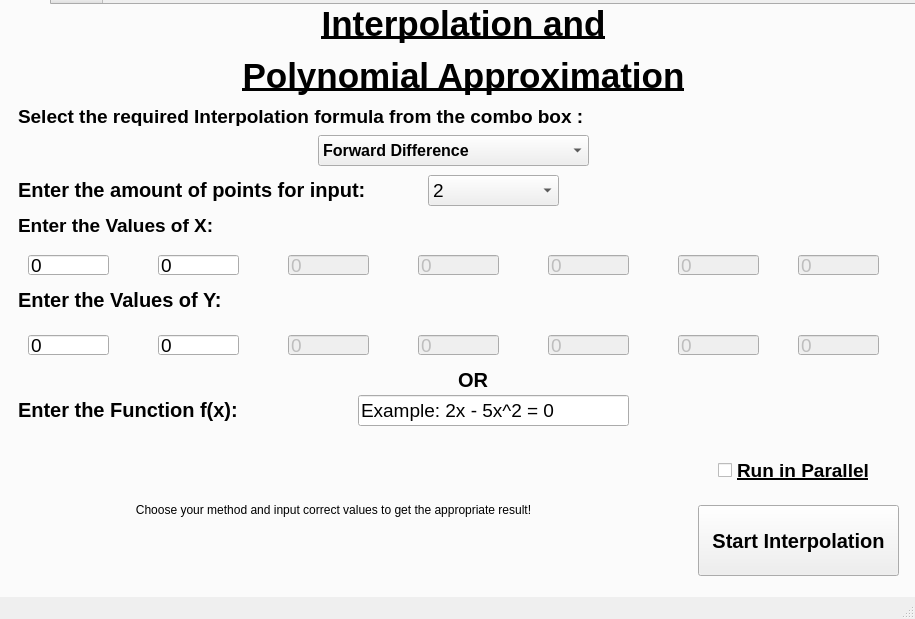
First picture: the form in mainwindow.ui, repository M-AliTanveer/Zephyr-2.0-Parallelized, before the edit.
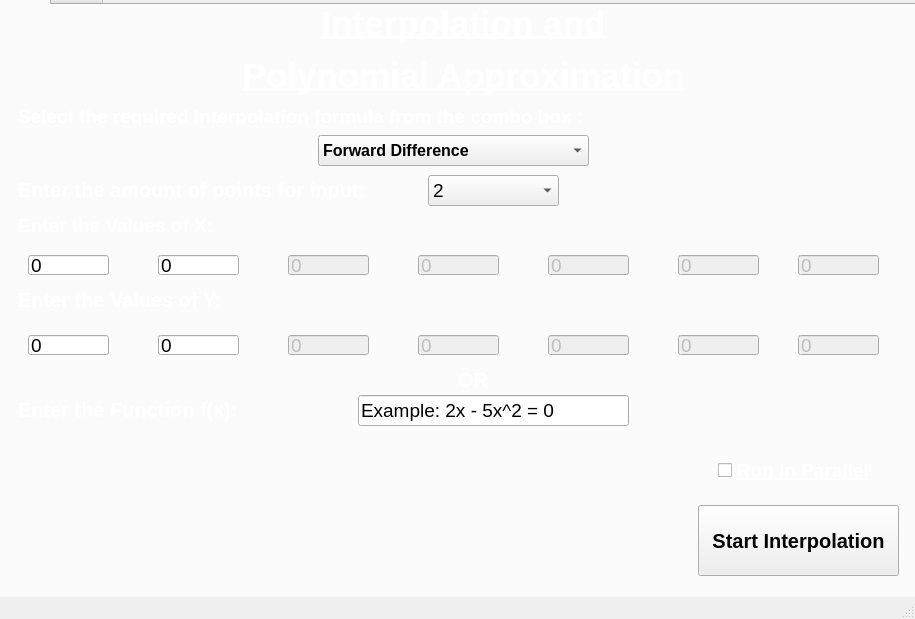
Second picture: the form after the edit. Icons and pictures are not drawn.

```diff
--- a/mainwindow.ui
+++ b/mainwindow.ui
@@ -13,6 +13,14 @@
   <property name="windowTitle">
    <string>MainWindow</string>
   </property>
+  <property name="styleSheet">
+   <string notr="true">QWidget#Input_Page,#Output_Page{
+border-image:url(:/Imgs/proc.jpg) 0 0 0 0 stretch stretch;
+}
+QLabel,QCheckBox{
+color: white;
+}</string>
+  </property>
   <widget class="QWidget" name="centralwidget">
    <widget class="QTabWidget" name="tabWidget">
     <property name="geometry">
@@ -539,7 +547,13 @@
        </rect>
       </property>
       <property name="text">
-       <string>&lt;html&gt;&lt;head/&gt;&lt;body&gt;&lt;p align=&quot;center&quot;&gt;Choose your method and input correct values to get the appropriate result!&lt;/p&gt;&lt;/body&gt;&lt;/html&gt;</string>
+       <string/>
+      </property>
+      <property name="pixmap">
+       <pixmap resource="Resources.qrc">:/Imgs/forward.JPG</pixmap>
+      </property>
+      <property name="scaledContents">
+       <bool>true</bool>
       </property>
       <property name="wordWrap">
        <bool>true</bool>
```
Left out of the diff: 4 changed lines with no effect on the pictures.
